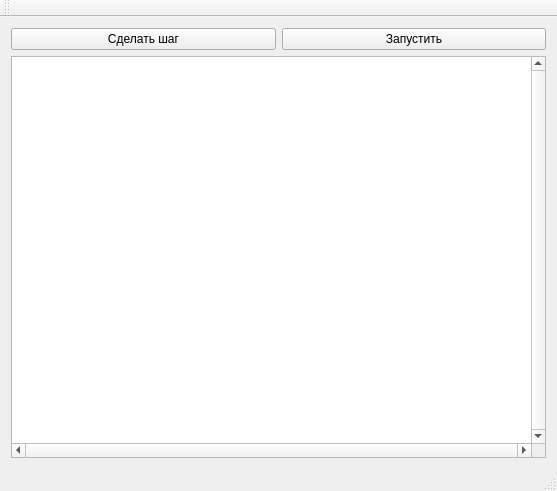
This is Cellular-Automaton/src/forms/mainwindow.ui in GeorgyGogol/Cool-Studient-Portfolio as Qt 5 draws it before an edit. The edited form follows.
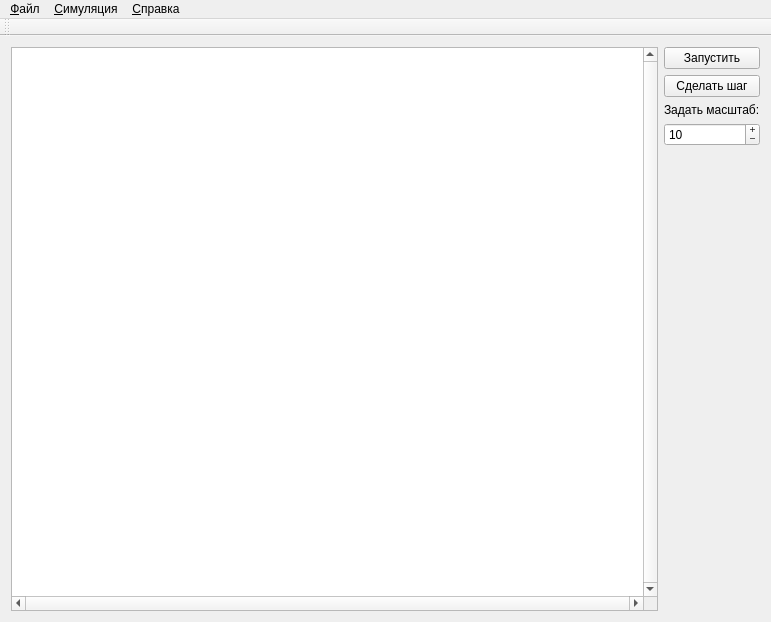
This is the edited form. Icons and pictures are not drawn.

Diff of the .ui file:
```diff
--- a/Cellular-Automaton/src/forms/mainwindow.ui
+++ b/Cellular-Automaton/src/forms/mainwindow.ui
@@ -6,33 +6,15 @@
    <rect>
     <x>0</x>
     <y>0</y>
-    <width>557</width>
-    <height>491</height>
+    <width>771</width>
+    <height>622</height>
    </rect>
   </property>
   <property name="windowTitle">
    <string>MainWindow</string>
   </property>
   <widget class="QWidget" name="centralWidget">
-   <layout class="QVBoxLayout" name="verticalLayout">
-    <item>
-     <layout class="QHBoxLayout" name="horizontalLayout">
-      <item>
-       <widget class="QPushButton" name="pbStep">
-        <property name="text">
-         <string>Сделать шаг</string>
-        </property>
-       </widget>
-      </item>
-      <item>
-       <widget class="QPushButton" name="bpRun">
-        <property name="text">
-         <string>Запустить</string>
-        </property>
-       </widget>
-      </item>
-     </layout>
-    </item>
+   <layout class="QHBoxLayout" name="horizontalLayout_2">
     <item>
      <widget class="QGraphicsView" name="graphicsView">
       <property name="verticalScrollBarPolicy">
@@ -43,6 +25,60 @@
       </property>
      </widget>
     </item>
+    <item>
+     <layout class="QVBoxLayout" name="verticalLayout">
+      <item>
+       <widget class="QPushButton" name="pbRun">
+        <property name="text">
+         <string>Запустить</string>
+        </property>
+       </widget>
+      </item>
+      <item>
+       <widget class="QPushButton" name="pbStep">
+        <property name="text">
+         <string>Сделать шаг</string>
+        </property>
+       </widget>
+      </item>
+      <item>
+       <widget class="QLabel" name="label">
+        <property name="text">
+         <string>Задать масштаб:</string>
+        </property>
+       </widget>
+      </item>
+      <item>
+       <widget class="QSpinBox" name="spinBox">
+        <property name="buttonSymbols">
+         <enum>QAbstractSpinBox::PlusMinus</enum>
+        </property>
+        <property name="minimum">
+         <number>1</number>
+        </property>
+        <property name="maximum">
+         <number>20</number>
+        </property>
+        <property name="value">
+         <number>10</number>
+        </property>
+       </widget>
+      </item>
+      <item>
+       <spacer name="verticalSpacer">
+        <property name="orientation">
+         <enum>Qt::Vertical</enum>
+        </property>
+        <property name="sizeHint" stdset="0">
+         <size>
+          <width>20</width>
+          <height>40</height>
+         </size>
+        </property>
+       </spacer>
+      </item>
+     </layout>
+    </item>
    </layout>
   </widget>
   <widget class="QMenuBar" name="menuBar">
@@ -50,10 +86,36 @@
     <rect>
      <x>0</x>
      <y>0</y>
-     <width>557</width>
+     <width>771</width>
      <height>20</height>
     </rect>
    </property>
+   <widget class="QMenu" name="menu">
+    <property name="title">
+     <string>&amp;Файл</string>
+    </property>
+    <addaction name="action_CreateNewField"/>
+    <addaction name="action_CloseField"/>
+    <addaction name="action_SaveAs"/>
+    <addaction name="action_Load"/>
+    <addaction name="action_Exit"/>
+   </widget>
+   <widget class="QMenu" name="menu_2">
+    <property name="title">
+     <string>&amp;Симуляция</string>
+    </property>
+    <addaction name="action_OneStep"/>
+    <addaction name="action_RunStop"/>
+   </widget>
+   <widget class="QMenu" name="menu_3">
+    <property name="title">
+     <string>&amp;Справка</string>
+    </property>
+    <addaction name="action_About"/>
+   </widget>
+   <addaction name="menu"/>
+   <addaction name="menu_2"/>
+   <addaction name="menu_3"/>
   </widget>
   <widget class="QToolBar" name="mainToolBar">
    <attribute name="toolBarArea">
@@ -63,7 +125,61 @@
     <bool>false</bool>
    </attribute>
   </widget>
-  <widget class="QStatusBar" name="statusBar"/>
+  <action name="action_CreateNewField">
+   <property name="icon">
+    <iconset resource="../../res/mainresources.qrc">
+     <normaloff>:/img/icons/new</normaloff>:/img/icons/new</iconset>
+   </property>
+   <property name="text">
+    <string>Создать новую карту</string>
+   </property>
+   <property name="toolTip">
+    <string>Заново создает новую карту</string>
+   </property>
+  </action>
+  <action name="action_CloseField">
+   <property name="icon">
+    <iconset resource="../../res/mainresources.qrc">
+     <normaloff>:/img/icons/close</normaloff>:/img/icons/close</iconset>
+   </property>
+   <property name="text">
+    <string>Закрыть текущую карту</string>
+   </property>
+  </action>
+  <action name="action_SaveAs">
+   <property name="icon">
+    <iconset resource="../../res/mainresources.qrc">
+     <normaloff>:/img/icons/save</normaloff>:/img/icons/save</iconset>
+   </property>
+   <property name="text">
+    <string>Сохранить как</string>
+   </property>
+  </action>
+  <action name="action_Load">
+   <property name="text">
+    <string>Загрузить карту</string>
+   </property>
+  </action>
+  <action name="action_Exit">
+   <property name="text">
+    <string>Выход</string>
+   </property>
+  </action>
+  <action name="action_OneStep">
+   <property name="text">
+    <string>Сделать Шаг</string>
+   </property>
+  </action>
+  <action name="action_RunStop">
+   <property name="text">
+    <string>Запустить/Остановить</string>
+   </property>
+  </action>
+  <action name="action_About">
+   <property name="text">
+    <string>О Программе</string>
+   </property>
+  </action>
  </widget>
  <layoutdefault spacing="6" margin="11"/>
  <resources/>
```
Left out of the diff: 55 changed lines with no effect on the pictures.
